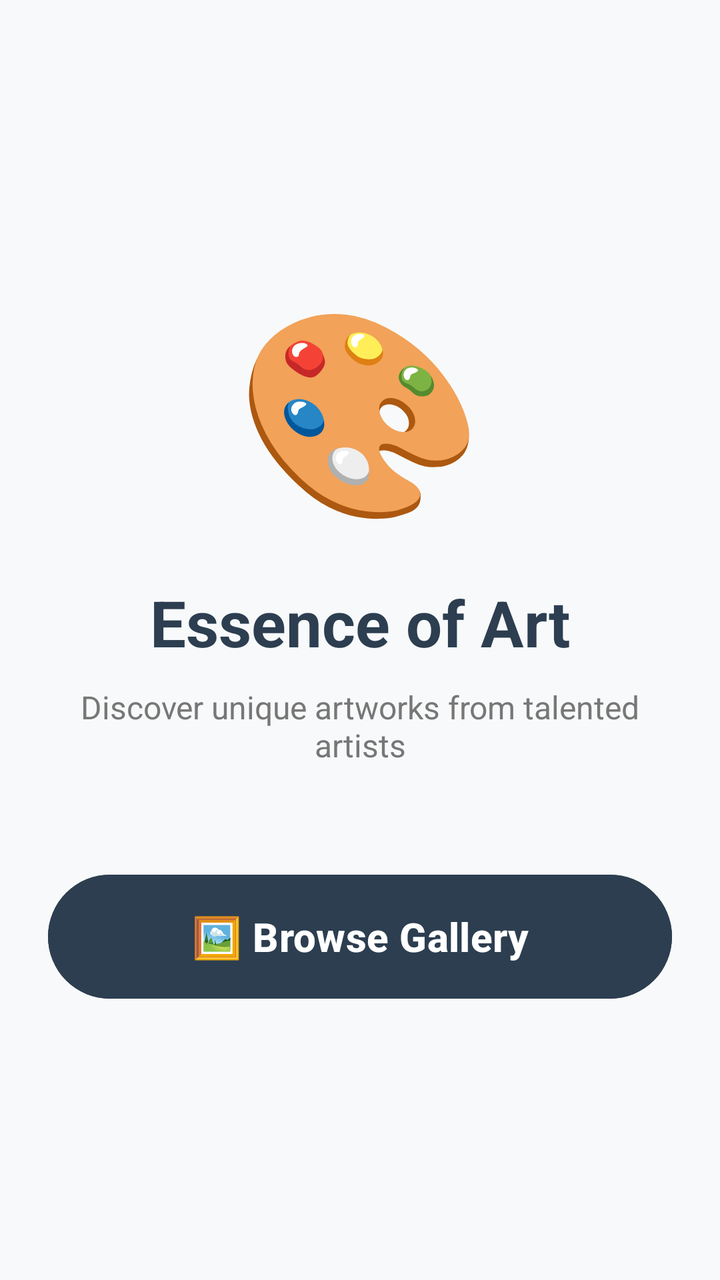
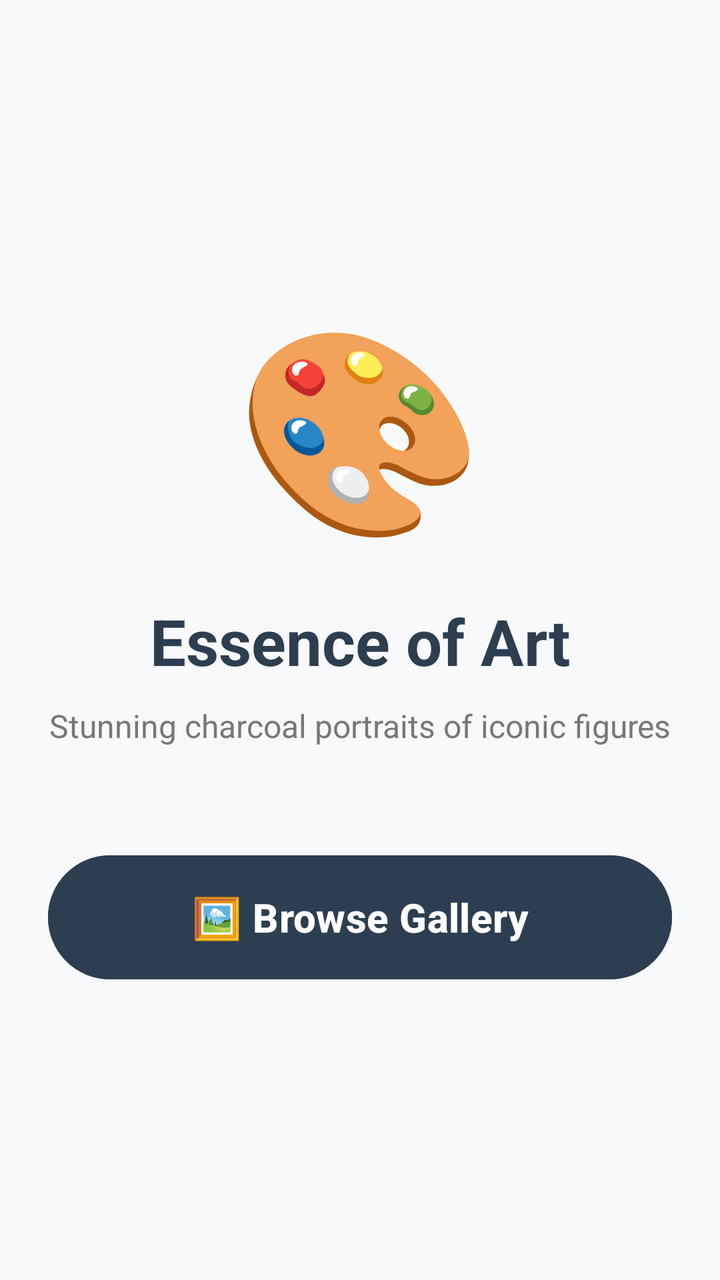

Two renders of the same Android screen: before a commit and after it. Below are the layout's source before the change and the commit's diff.
<!-- AndroidManifest.xml: application theme Base.Theme.EssenceOfArt -->
<!-- res/layout/activity_dashboard.xml -->
<?xml version="1.0" encoding="utf-8"?>
<LinearLayout xmlns:android="http://schemas.android.com/apk/res/android"
    android:layout_width="match_parent"
    android:layout_height="match_parent"
    android:orientation="vertical"
    android:gravity="center"
    android:padding="24dp"
    android:background="@color/background_light">

    
    <TextView
        android:layout_width="wrap_content"
        android:layout_height="wrap_content"
        android:text="🎨"
        android:textSize="100sp"
        android:layout_marginBottom="20dp" />

    
    <TextView
        android:layout_width="match_parent"
        android:layout_height="wrap_content"
        android:text="Essence of Art"
        android:textSize="32sp"
        android:textStyle="bold"
        android:textColor="@color/primary_color"
        android:gravity="center"
        android:layout_marginBottom="10dp" />

    
    <TextView
        android:layout_width="match_parent"
        android:layout_height="wrap_content"
        android:text="Discover unique artworks from talented artists"
        android:textSize="16sp"
        android:textColor="@color/text_secondary"
        android:gravity="center"
        android:layout_marginBottom="50dp" />

    
    <Button
        android:id="@+id/btnGallery"
        android:layout_width="match_parent"
        android:layout_height="70dp"
        android:text="🖼️ Browse Gallery"
        android:textSize="20sp"
        android:textStyle="bold"
        android:backgroundTint="@color/primary_color"
        android:textColor="@color/white" />

</LinearLayout>
<!-- resources referenced by this layout -->
<resources>
  <color name="background_light">#f8f9fa</color>
  <color name="primary_color">#2c3e50</color>
  <color name="text_secondary">#777777</color>
  <color name="white">#FFFFFF</color>
  <style name="Base.Theme.EssenceOfArt" parent="Theme.Material3.DayNight.NoActionBar">
          
          
      </style>
</resources>

<!-- the commit's change to res/layout/activity_dashboard.xml (unified diff, before → after) -->
@@ -30,7 +30,7 @@
     <TextView
         android:layout_width="match_parent"
         android:layout_height="wrap_content"
-        android:text="Discover unique artworks from talented artists"
+        android:text="Stunning charcoal portraits of iconic figures"
         android:textSize="16sp"
         android:textColor="@color/text_secondary"
         android:gravity="center"
